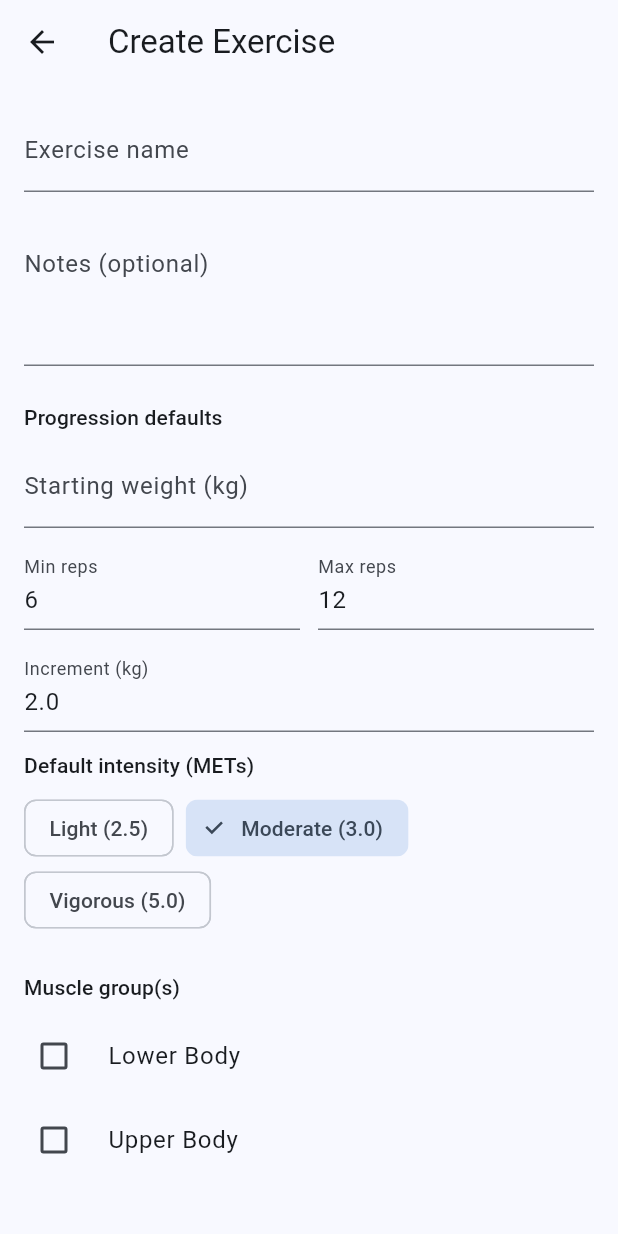
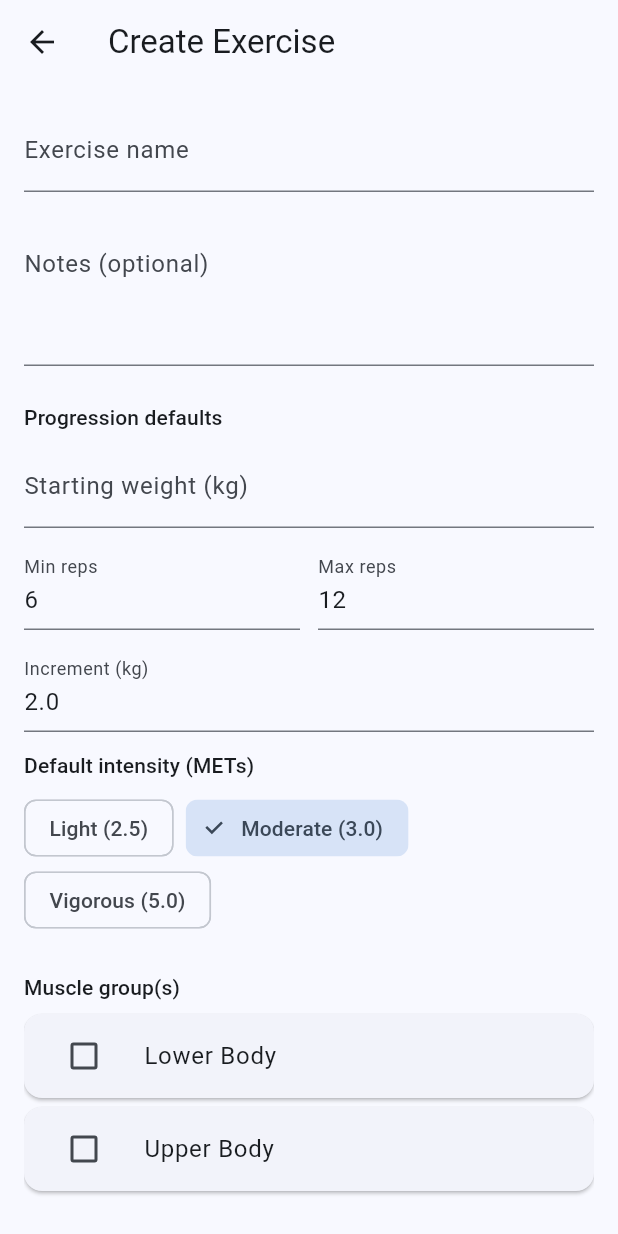
Before and after one commit to Mahamadahir/progressive_overload, a Flutter app: the CreateExercisePage screen opened by its route, on a phone screen of 412 x 824 dp. Run offline on Flutter 3.47's test engine with Material 3 defaults, Android fonts, the phone set to English and light mode, and no system bars; our stand-ins replace drift, fl_chart, flutter_local_notifications, flutter_timezone, hive, hive_flutter and 2 more; missing offline and left inert: health; accounts and stored records are empty; generated files the repository leaves out were written again; statements that could not run were skipped.

Commit message:
Update create exercise test for new UI

```diff
--- a/lib/screens/create_exercise_page.dart
+++ b/lib/screens/create_exercise_page.dart
@@ -1,13 +1,14 @@
 import 'package:flutter/material.dart';
 
 import 'package:fitness_app/database/database_provider.dart';
-import 'package:fitness_app/database/app_database.dart';
 import 'package:fitness_app/repositories/drift_repository.dart';
 
 class CreateExercisePage extends StatefulWidget {
   const CreateExercisePage({super.key, this.exerciseId});
 
   final String? exerciseId;
+
+  static const submitButtonKey = Key('create_exercise_submit');
 
   @override
   State<CreateExercisePage> createState() => _CreateExercisePageState();
@@ -29,6 +30,7 @@ class _CreateExercisePageState extends State<CreateExercisePage> {
     5.0: 'Vigorous',
   };
   final Set<String> _selectedGroupIds = <String>{};
+  final Set<String> _expandedGroupIds = <String>{};
 
   bool _saving = false;
   bool _loadingExisting = false;
@@ -82,16 +84,78 @@ class _CreateExercisePageState extends State<CreateExercisePage> {
     super.dispose();
   }
 
-  List<_SelectableGroup> _flattenGroups(
-    List<MuscleGroupNode> nodes, {
+  List<Widget> _buildGroupSelector(
+    List<MuscleGroupNode> nodes,
+    FormFieldState<Set<String>> field, {
     int depth = 0,
   }) {
-    final result = <_SelectableGroup>[];
+    final tiles = <Widget>[];
     for (final node in nodes) {
-      result.add(_SelectableGroup(node.group, depth));
-      result.addAll(_flattenGroups(node.children, depth: depth + 1));
+      final id = node.group.id;
+      final selected = _selectedGroupIds.contains(id);
+      final hasChildren = node.children.isNotEmpty;
+      final expanded = _expandedGroupIds.contains(id);
+      tiles.add(
+        Card(
+          margin: EdgeInsets.only(left: depth * 12.0, bottom: 6),
+          child: Column(
+            children: [
+              ListTile(
+                leading: Checkbox(
+                  value: selected,
+                  onChanged: (value) {
+                    setState(() {
+                      if (value ?? false) {
+                        _selectedGroupIds.add(id);
+                      } else {
+                        _selectedGroupIds.remove(id);
+                      }
+                    });
+                    field.didChange(_selectedGroupIds);
+                  },
+                ),
+                title: Text(node.group.name),
+                onTap: hasChildren
+                    ? () => setState(() {
+                        if (expanded) {
+                          _expandedGroupIds.remove(id);
+                        } else {
+                          _expandedGroupIds.add(id);
+                        }
+                      })
+                    : null,
+                trailing: hasChildren
+                    ? IconButton(
+                        icon: Icon(
+                          expanded ? Icons.expand_less : Icons.expand_more,
+                        ),
+                        onPressed: () => setState(() {
+                          if (expanded) {
+                            _expandedGroupIds.remove(id);
+                          } else {
+                            _expandedGroupIds.add(id);
+                          }
+                        }),
+                      )
+                    : null,
+              ),
+              if (hasChildren && expanded)
+                Padding(
+                  padding: const EdgeInsets.only(left: 12, bottom: 8),
+                  child: Column(
+                    children: _buildGroupSelector(
+                      node.children,
+                      field,
+                      depth: depth + 1,
+                    ),
+                  ),
+                ),
+            ],
+          ),
+        ),
+      );
     }
-    return result;
+    return tiles;
   }
 
   Future<void> _save() async {
@@ -231,8 +295,7 @@ class _CreateExercisePageState extends State<CreateExercisePage> {
                             ),
                             keyboardType: TextInputType.number,
                             validator: (value) {
-                              final parsed =
-                                  int.tryParse(value?.trim() ?? '');
+                              final parsed = int.tryParse(value?.trim() ?? '');
                               if (parsed == null || parsed <= 0) {
                                 return 'Required';
                               }
@@ -249,15 +312,15 @@ class _CreateExercisePageState extends State<CreateExercisePage> {
                             ),
                             keyboardType: TextInputType.number,
                             validator: (value) {
-                              final parsed =
-                                  int.tryParse(value?.trim() ?? '');
+                              final parsed = int.tryParse(value?.trim() ?? '');
                               if (parsed == null || parsed <= 0) {
                                 return 'Required';
                               }
-                              final min =
-                                  int.tryParse(_minRepsCtrl.text.trim());
+                              final min = int.tryParse(
+                                _minRepsCtrl.text.trim(),
+                              );
                               if (min != null && parsed < min) {
-                                return 'Must be ≥ min reps';
+                                return 'Must be >= min reps';
                               }
                               return null;
                             },
@@ -346,36 +409,9 @@ class _CreateExercisePageState extends State<CreateExercisePage> {
                                     ],
                                   );
                                 }
-                                final flattened = _flattenGroups(groups);
                                 return Column(
-                                  children: flattened.map((item) {
-                                    final selected = _selectedGroupIds.contains(
-                                      item.group.id,
-                                    );
-                                    return CheckboxListTile(
-                                      value: selected,
-                                      onChanged: (checked) {
-                                        setState(() {
-                                          if (checked ?? false) {
-                                            _selectedGroupIds.add(
-                                              item.group.id,
-                                            );
-                                          } else {
-                                            _selectedGroupIds.remove(
-                                              item.group.id,
-                                            );
-                                          }
-                                        });
-                                        field.didChange(_selectedGroupIds);
-                                      },
-                                      controlAffinity:
-                                          ListTileControlAffinity.leading,
-                                      contentPadding: EdgeInsets.only(
-                                        left: item.depth * 16.0,
-                                      ),
-                                      title: Text(item.group.name),
-                                    );
-                                  }).toList(),
+                                  crossAxisAlignment: CrossAxisAlignment.start,
+                                  children: _buildGroupSelector(groups, field),
                                 );
                               },
                             ),
@@ -395,6 +431,7 @@ class _CreateExercisePageState extends State<CreateExercisePage> {
                     ),
                     const SizedBox(height: 32),
                     FilledButton.icon(
+                      key: CreateExercisePage.submitButtonKey,
                       onPressed: _save,
                       icon: const Icon(Icons.save),
                       label: Text(
@@ -408,10 +445,3 @@ class _CreateExercisePageState extends State<CreateExercisePage> {
     );
   }
 }
-
-class _SelectableGroup {
-  final MuscleGroup group;
-  final int depth;
-
-  _SelectableGroup(this.group, this.depth);
-}
```
Also changed, not shown: 1 other file.
